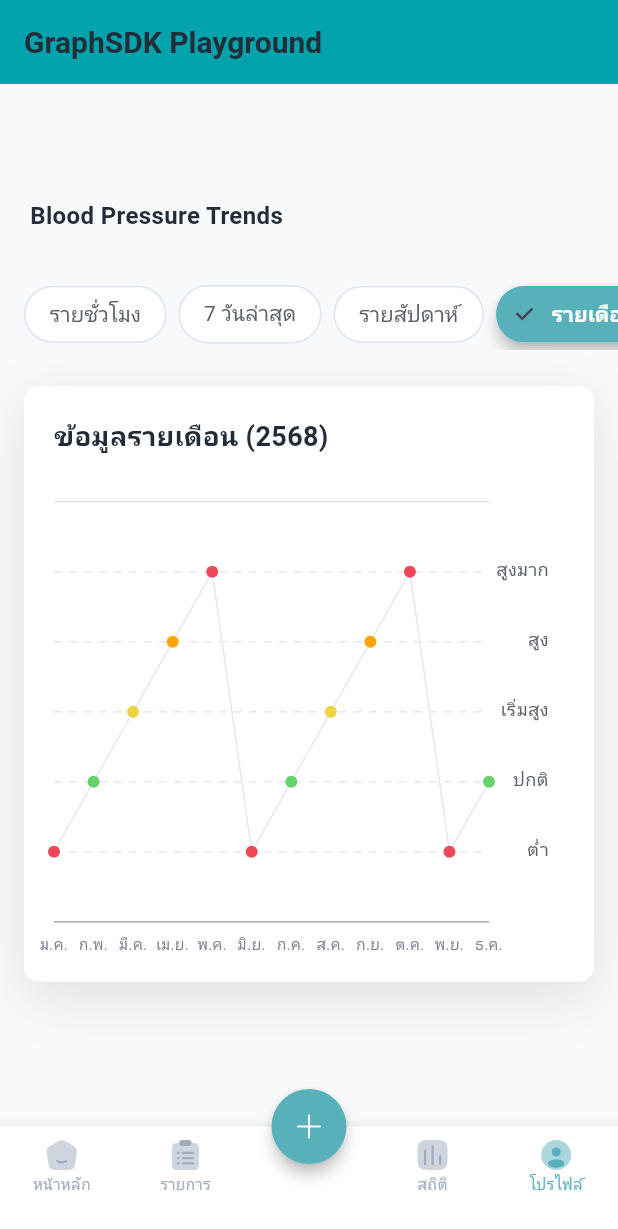
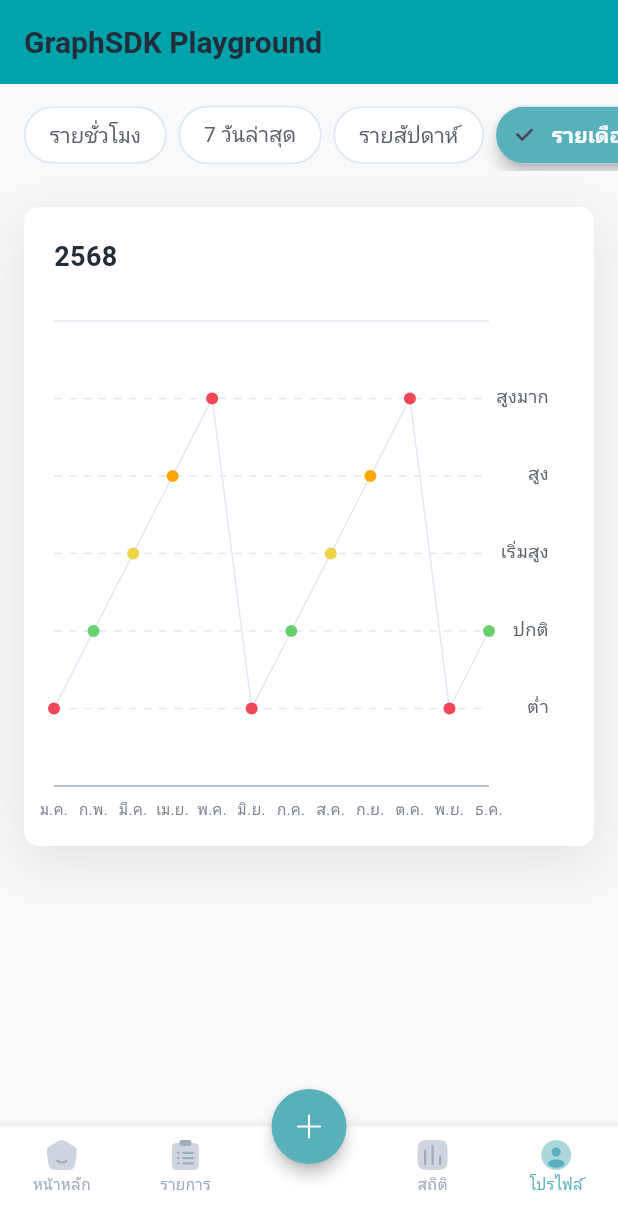
Before and after one commit to NutNaphop/Dun-Diary-Application, a Flutter app: the screen it shows after launch, item 5 of the bottom bar chosen, on a phone screen of 412 x 824 dp. Shown: the top 1229 px of the screen. Run offline on Flutter 3.47's test engine with Material 3 defaults, Android fonts, the light colour scheme and no system bars; our stand-ins replace another_flushbar, cloud_firestore, connectivity_plus, firebase_auth, firebase_core, flutter_svg and 4 more; missing offline and left inert: flutter_vision; accounts and stored records are empty; generated files the repository leaves out were written again; Roboto replaces fonts that are missing (NotoSanThai).

Commit message:
[ SPR-86evzpw2a ] Add nodata case , create nocard content widget and also remove and replace in homeScreen too , refactor code

```diff
--- a/lib/shared/constant/app_image.dart
+++ b/lib/shared/constant/app_image.dart
@@ -4,4 +4,5 @@ class AppImage {
   static const _base = 'assets/images';
 
   static const cuate = '$_base/cuate.svg';
+  static const noMatchFound = '$_base/no_match_found.svg';
 }
--- a/lib/shared/constant/app_strings.dart
+++ b/lib/shared/constant/app_strings.dart
@@ -8,6 +8,7 @@ class AppStrings {
 
   // SDK
   static const calendar = _CalendarStrings();
+  static const bpGraphSdk = _BPGraphStrings();
 
   // Feature
   static const main = _MainStrings();
@@ -142,3 +143,10 @@ class _CalendarStrings {
   final String november = "พฤศจิกายน";
   final String december = "ธันวาคม";
 }
+
+class _BPGraphStrings {
+  const _BPGraphStrings();
+
+  final noHaveData = "ยังไม่มีข้อมูล";
+  final recordToSeeTrend = "บันทึกค่าความดัน เพื่อดูสรุปสถิติและแนวโน้มสุขภาพของคุณ";
+}
--- a/lib/shared/widgets/ui/bp_graph_sdk/bp_graph_playground.dart
+++ b/lib/shared/widgets/ui/bp_graph_sdk/bp_graph_playground.dart
@@ -1,5 +1,4 @@
 import 'package:dun_diary_app/shared/style/color.dart';
-import 'package:dun_diary_app/shared/style/dimension.dart';
 import 'package:dun_diary_app/shared/widgets/custom/card/custom_card.dart';
 import 'package:dun_diary_app/shared/widgets/custom/text/text_widget.dart';
 import 'package:dun_diary_app/shared/widgets/ui/bp_graph_sdk/bp_graph_playground_viewmodel.dart';
@@ -38,27 +37,11 @@ class _BpGraphPlaygroundView extends StatelessWidget {
         elevation: 0,
         centerTitle: false,
       ),
-      body: Center(
-        child: SingleChildScrollView(
+      body: SingleChildScrollView(
         physics: const BouncingScrollPhysics(),
         child: Column(
           crossAxisAlignment: CrossAxisAlignment.start,
           children: [
-              // Header Section
-              Padding(
-                padding: const EdgeInsets.all(20),
-                child: Column(
-                  crossAxisAlignment: CrossAxisAlignment.start,
-                  children: [
-                    CustomText(
-                      text: "Blood Pressure Trends",
-                      fontSize: Dimension.fontSizes.h2,
-                      fontWeight: FontWeight.bold,
-                    ),
-                  ],
-                ),
-              ),
-
             const SizedBox(height: 10),
 
             // Modern Horizontal Filter Bar
@@ -72,35 +55,30 @@ class _BpGraphPlaygroundView extends StatelessWidget {
                     label: "รายชั่วโมง",
                     isSelected:
                         viewModel.selectedFilter == GraphFilterType.time,
-                      onPressed: () =>
-                          viewModel.setFilter(GraphFilterType.time),
+                    onPressed: () => viewModel.setFilter(GraphFilterType.time),
                   ),
                   _FilterButton(
                     label: "7 วันล่าสุด",
-                      isSelected:
-                          viewModel.selectedFilter == GraphFilterType.day,
+                    isSelected: viewModel.selectedFilter == GraphFilterType.day,
                     onPressed: () => viewModel.setFilter(GraphFilterType.day),
                   ),
                   _FilterButton(
                     label: "รายสัปดาห์",
                     isSelected:
                         viewModel.selectedFilter == GraphFilterType.week,
-                      onPressed: () =>
-                          viewModel.setFilter(GraphFilterType.week),
+                    onPressed: () => viewModel.setFilter(GraphFilterType.week),
                   ),
                   _FilterButton(
                     label: "รายเดือน",
                     isSelected:
                         viewModel.selectedFilter == GraphFilterType.month,
-                      onPressed: () =>
-                          viewModel.setFilter(GraphFilterType.month),
+                    onPressed: () => viewModel.setFilter(GraphFilterType.month),
                   ),
                   _FilterButton(
                     label: "ไม่มีข้อมูล",
                     isSelected:
                         viewModel.selectedFilter == GraphFilterType.empty,
-                      onPressed: () =>
-                          viewModel.setFilter(GraphFilterType.empty),
+                    onPressed: () => viewModel.setFilter(GraphFilterType.empty),
                   ),
                 ],
               ),
@@ -115,7 +93,9 @@ class _BpGraphPlaygroundView extends StatelessWidget {
                 title: _getCardTitle(viewModel.selectedFilter),
                 contentPadding: const EdgeInsets.all(20),
                 content: Container(
-                    height: 320,
+                  height: viewModel.selectedFilter != GraphFilterType.empty
+                      ? 350
+                      : 250,
                   width: double.infinity,
                   padding: const EdgeInsets.only(top: 20, right: 10),
                   child: BpGraphSdk(
@@ -132,7 +112,6 @@ class _BpGraphPlaygroundView extends StatelessWidget {
           ],
         ),
       ),
-      ),
     );
   }
 
@@ -141,13 +120,13 @@ class _BpGraphPlaygroundView extends StatelessWidget {
       case GraphFilterType.time:
         return "ข้อมูลรายชั่วโมง";
       case GraphFilterType.day:
-        return "ข้อมูล 7 วันล่าสุด";
+        return "วันที่ 1 ถึง 7 มกราคม 2568";
       case GraphFilterType.week:
-        return "ข้อมูลรายสัปดาห์";
+        return "มกราคม 2568";
       case GraphFilterType.month:
-        return "ข้อมูลรายเดือน (2568)";
+        return "2568";
       case GraphFilterType.empty:
-        return "ไม่มีข้อมูล";
+        return "13 ธันวาคม - 19 ธันวาคม 2568";
     }
   }
 }
--- a/lib/shared/widgets/ui/bp_graph_sdk/bp_graph_sdk.dart
+++ b/lib/shared/widgets/ui/bp_graph_sdk/bp_graph_sdk.dart
@@ -1,9 +1,15 @@
+import 'package:dun_diary_app/shared/constant/app_image.dart';
 import 'package:dun_diary_app/shared/style/color.dart';
 import 'package:dun_diary_app/shared/style/dimension.dart';
+import 'package:dun_diary_app/shared/widgets/custom/card/no_content_card.dart';
 import 'package:dun_diary_app/shared/widgets/custom/text/text_widget.dart';
 import 'package:dun_diary_app/shared/widgets/ui/bp_graph_sdk/models/blood_pressure_graph_models.dart';
+import 'package:dun_diary_app/shared/widgets/ui/bp_graph_sdk/utils/graph_config.dart';
+import 'package:dun_diary_app/shared/widgets/ui/bp_graph_sdk/utils/graph_utils.dart';
+import 'package:dun_diary_app/shared/widgets/ui/bp_graph_sdk/views/graph_grid_painter.dart';
 import 'package:dun_diary_app/shared/widgets/ui/bp_graph_sdk/views/graph_line_painter.dart';
-import 'package:dun_diary_app/shared/widgets/ui/bp_graph_sdk/views/graph_grid_painter.dart';
+import 'package:dun_diary_app/shared/constant/app_strings.dart';
+
 import 'package:flutter/material.dart';
 
 class BpGraphSdk extends StatelessWidget {
@@ -20,22 +26,26 @@ class BpGraphSdk extends StatelessWidget {
         final maxHeight = constraints.maxHeight;
 
         // Config
-        const yLabelWidth = 40.0;
-        const xLabelHeight = 20.0;
+        const yLabelWidth = GraphConfig.yLabelWidth;
+        const xLabelHeight = GraphConfig.xLabelWidth;
 
-        // พื้นที่กราฟจริง (หักขอบขวาและล่างออก)
         final graphWidth = maxWidth - yLabelWidth;
         final graphHeight = maxHeight - xLabelHeight;
 
-        final stepHeight = graphHeight / 6;
-        final stepWidth = data.length > 1
-            ? graphWidth / (data.length - 1)
-            : graphWidth / 2;
+        final stepHeight = GraphUtils.getStepHeight(graphHeight);
+        final stepWidth = GraphUtils.getStepWidth(graphWidth, data.length);
 
         return SizedBox(
           width: maxWidth,
           height: maxHeight,
-          child: Stack(
+          child: data.isEmpty
+              ? NoContentCard(
+                title: AppStrings.bpGraphSdk.noHaveData,
+                subtitle: AppStrings.bpGraphSdk.recordToSeeTrend,
+                imagePath: AppImage.noMatchFound,
+                imageSize: 110,
+              )
+              : Stack(
                   clipBehavior: Clip.none,
                   children: [
                     // 1. Grid & Lines
@@ -56,7 +66,13 @@ class BpGraphSdk extends StatelessWidget {
                     for (int i = 0; i < 5; i++)
                       Positioned(
                         right: 0,
-                  top: (graphHeight - ((i + 1) * stepHeight)) - 10,
+                        top:
+                            GraphUtils.getYCoordinate(
+                              i,
+                              graphHeight,
+                              stepHeight,
+                            ) -
+                            10,
                         width: yLabelWidth,
                         child: CustomText(
                           text: BloodPressureLevel.values[i].label,
@@ -71,9 +87,15 @@ class BpGraphSdk extends StatelessWidget {
                     if (data.isNotEmpty)
                       for (int i = 0; i < data.length; i++)
                         Positioned(
-                    left: ((data.length == 1 ? stepWidth : i * stepWidth)) - 20,
+                          left:
+                              GraphUtils.getXCoordinate(
+                                i,
+                                data.length,
+                                stepWidth,
+                              ) -
+                              GraphConfig.yLabelWidthHalf,
                           top: graphHeight + 8,
-                    width: 40,
+                          width: yLabelWidth,
                           child: CustomText(
                             text: data[i].xLabel,
                             fontSize: Dimension.fontSizes.esm,
@@ -88,16 +110,25 @@ class BpGraphSdk extends StatelessWidget {
                       for (int i = 0; i < data.length; i++) ...[
                         Positioned(
                           left:
-                        ((data.length == 1 ? stepWidth : i * stepWidth)) -
-                        4, // minus with half of size
+                              GraphUtils.getXCoordinate(
+                                i,
+                                data.length,
+                                stepWidth,
+                              ) -
+                              GraphConfig
+                                  .halfPointSize, // minus with half of size
                           top:
-                        (graphHeight - ((data[i].level.index + 1) * stepHeight)) -
-                        4,
+                              GraphUtils.getYCoordinate(
+                                data[i].level.index,
+                                graphHeight,
+                                stepHeight,
+                              ) -
+                              GraphConfig.halfPointSize,
                           child: GestureDetector(
                             onTap: () => onPointTap?.call(data[i]),
                             child: Container(
-                        width: 8,
-                        height: 8,
+                              width: GraphConfig.pointSize,
+                              height: GraphConfig.pointSize,
                               decoration: BoxDecoration(
                                 color: data[i].level.color,
                                 shape: BoxShape.circle,
@@ -106,9 +137,6 @@ class BpGraphSdk extends StatelessWidget {
                           ),
                         ),
                       ],
-
-              if (data.isEmpty)
-                Positioned.fill(child: Center(child: Text("No have data"))),
                   ],
                 ),
         );
--- /dev/null
+++ b/lib/shared/widgets/ui/bp_graph_sdk/utils/graph_config.dart
@@ -0,0 +1,11 @@
+class GraphConfig {
+  static const double pointSize = 8;
+  static const double halfPointSize = pointSize / 2;
+  static const double amountOfLine = 6; // Start from zero
+  static const double yLabelWidth = 40;
+  static const double yLabelWidthHalf = yLabelWidth / 2;
+  static const double xLabelWidth = 20;
+  static const double xLabelWidthHalf = xLabelWidth / 2;
+  static const double dashWidth = 5.0;
+  static const double dashSpace = 5.0;
+}
--- /dev/null
+++ b/lib/shared/widgets/ui/bp_graph_sdk/utils/graph_utils.dart
@@ -0,0 +1,29 @@
+import 'package:dun_diary_app/shared/widgets/ui/bp_graph_sdk/utils/graph_config.dart';
+
+class GraphUtils {
+  /// Calculates the step width for the graph based on the available width and number of data points.
+  static double getStepWidth(double graphWidth, int dataLength) {
+    if (dataLength <= 1) {
+      return graphWidth / 2; // Handle single or no data point case
+    }
+    return graphWidth / (dataLength - 1);
+  }
+
+  /// Calculates the step height for the graph based on the available height.
+  static double getStepHeight(double graphHeight) {
+    return graphHeight / GraphConfig.amountOfLine;
+  }
+
+  /// Calculates the X-coordinate for a given index.
+  static double getXCoordinate(int index, int dataLength, double stepWidth) {
+    if (dataLength <= 1) {
+      return stepWidth; // For a single point, place it in the middle
+    }
+    return index * stepWidth;
+  }
+
+  /// Calculates the Y-coordinate for a given blood pressure level index.
+  static double getYCoordinate(int levelIndex, double graphHeight, double stepHeight) {
+    return graphHeight - ((levelIndex + 1) * stepHeight);
+  }
+}
```
Also changed, not shown: lib/feature/home/presentation/home_screen.dart (+6 -3 lines), lib/feature/home/presentation/widgets/card/home_card_widget.dart (+0 -35 lines), lib/shared/widgets/custom/card/no_content_card.dart (added, +52 -0 lines), lib/shared/widgets/ui/bp_graph_sdk/views/graph_grid_painter.dart (+8 -10 lines), lib/shared/widgets/ui/bp_graph_sdk/views/graph_line_painter.dart (+5 -7 lines), assets/images/no_match_found.svg (added), lib/shared/widgets/ui/bp_graph_sdk/bp_graph_playground_viewmodel.dart (line endings or trailing spaces). Lines whose indentation alone changed are shown as unchanged.
